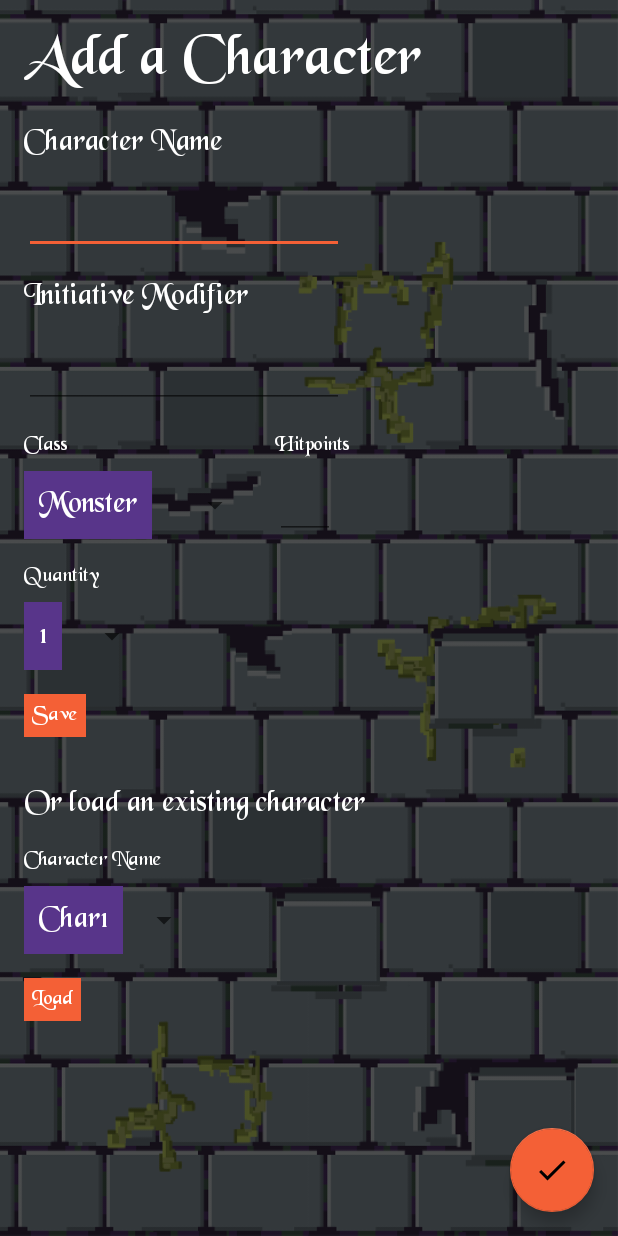
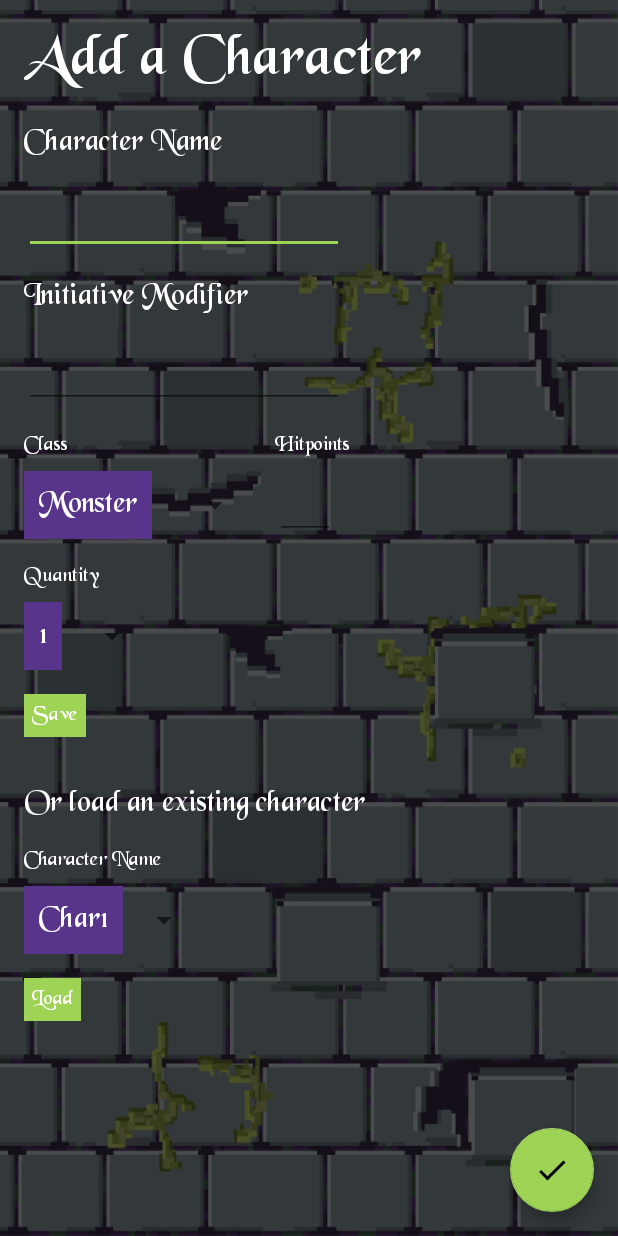
Before and after one commit to arkountos/OrcsAttack, an Android app: the AddCharActivity screen opened directly, with no data from a screen before it, on a phone screen of 412 x 824 dp. Run offline under Robolectric (Android 15) with nearby library versions, the phone set to English and light mode, and no system bars; Roboto replaces fonts that are not available here.

Commit message:
Colour changes

```diff
--- a/app/src/main/res/layout/activity_add_char.xml
+++ b/app/src/main/res/layout/activity_add_char.xml
@@ -17,7 +17,7 @@
         android:layout_marginRight="16dp"
         android:layout_marginBottom="16dp"
         android:clickable="true"
-        app:backgroundTint="#f46036"
+        app:backgroundTint="@color/colorAccent"
         app:layout_constraintBottom_toBottomOf="@+id/scroll_view"
         app:layout_constraintEnd_toEndOf="@+id/scroll_view"
         app:srcCompat="@drawable/ic_done_black_24dp" />
--- a/app/src/main/res/layout/activity_encounter_start.xml
+++ b/app/src/main/res/layout/activity_encounter_start.xml
@@ -124,7 +124,7 @@
                 android:layout_marginRight="16dp"
                 android:layout_marginBottom="16dp"
                 android:clickable="true"
-                app:backgroundTint="#f46036"
+                app:backgroundTint="@color/colorAccent"
                 app:layout_constraintBottom_toBottomOf="parent"
                 app:layout_constraintEnd_toEndOf="parent"
                 app:srcCompat="@drawable/ic_done_black_24dp" />
--- a/app/src/main/res/values/colors.xml
+++ b/app/src/main/res/values/colors.xml
@@ -3,7 +3,8 @@
     <color name="colorPrimary">#58358a</color>
     <color name="colorBackground">#483c46</color>
     <color name="colorPrimaryDark">#3f256f</color>
-    <color name="colorAccent">#f46036</color>
+    <color name="colorAccent">#9FD356</color>
+<!--    #f46036-->
     <color name="colorEnemy">#d7263d</color>
     <color name="colorFriend">#3c6e71</color>
 </resources>
```
